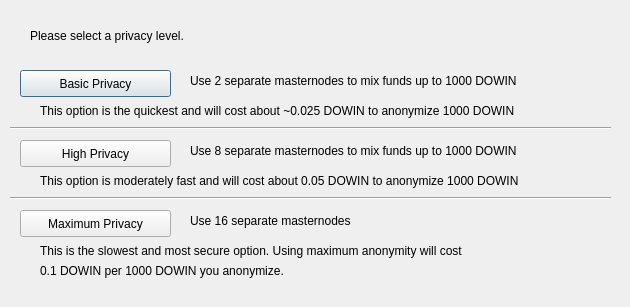
The window that src/qt/forms/darksendconfig.ui (gooddeedcoin/gdc2) describes before a commit, drawn with Qt 5.
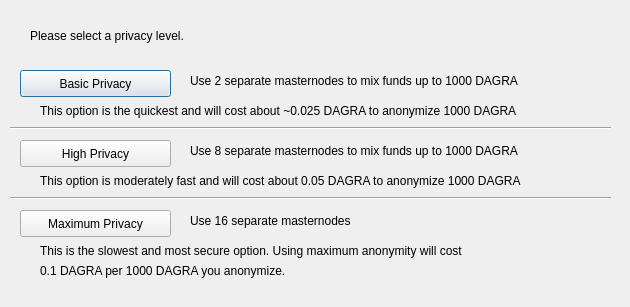
The same window after the commit.

What changed in the file:
```diff
--- a/src/qt/forms/darksendconfig.ui
+++ b/src/qt/forms/darksendconfig.ui
@@ -75,7 +75,7 @@
     </rect>
    </property>
    <property name="text">
-    <string>Use 2 separate masternodes to mix funds up to 1000 DOWIN</string>
+    <string>Use 2 separate masternodes to mix funds up to 1000 DAGRA</string>
    </property>
   </widget>
   <widget class="QLabel" name="label_3">
@@ -88,7 +88,7 @@
     </rect>
    </property>
    <property name="text">
-    <string>Use 8 separate masternodes to mix funds up to 1000 DOWIN</string>
+    <string>Use 8 separate masternodes to mix funds up to 1000 DAGRA</string>
    </property>
   </widget>
   <widget class="QLabel" name="label_4">
@@ -114,7 +114,7 @@
     </rect>
    </property>
    <property name="text">
-    <string>This option is the quickest and will cost about ~0.025 DOWIN to anonymize 1000 DOWIN</string>
+    <string>This option is the quickest and will cost about ~0.025 DAGRA to anonymize 1000 DAGRA</string>
    </property>
   </widget>
   <widget class="QLabel" name="label_7">
@@ -127,7 +127,7 @@
     </rect>
    </property>
    <property name="text">
-    <string>This option is moderately fast and will cost about 0.05 DOWIN to anonymize 1000 DOWIN</string>
+    <string>This option is moderately fast and will cost about 0.05 DAGRA to anonymize 1000 DAGRA</string>
    </property>
   </widget>
   <widget class="QLabel" name="label_8">
@@ -153,7 +153,7 @@
     </rect>
    </property>
    <property name="text">
-    <string>0.1 DOWIN per 1000 DOWIN you anonymize.</string>
+    <string>0.1 DAGRA per 1000 DAGRA you anonymize.</string>
    </property>
   </widget>
   <widget class="Line" name="line">
```
